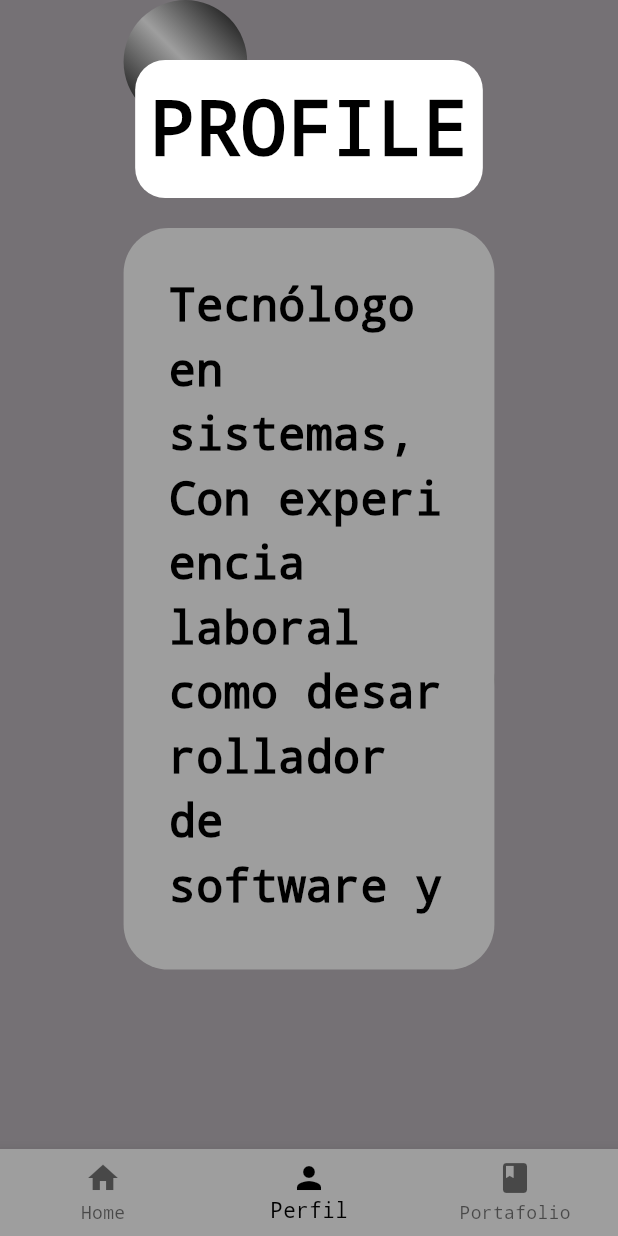
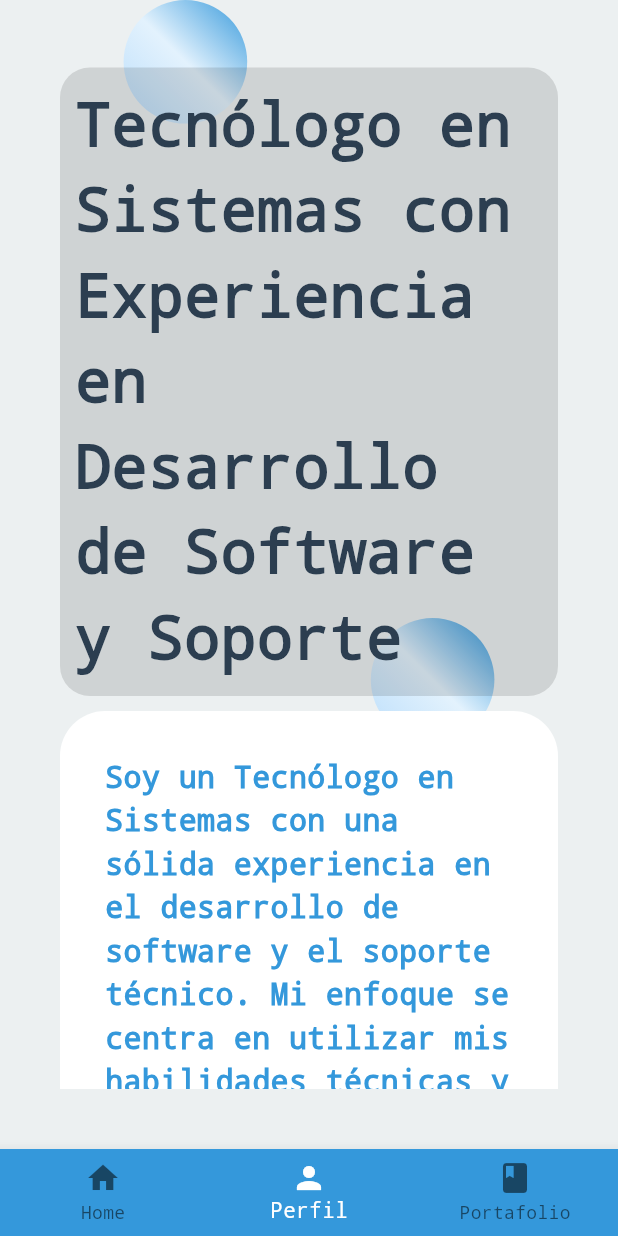
Before and after one commit to luiisfabian/CurriculumVitale, a Flutter app: the screen it shows after launch, item 2 of the bottom bar chosen, on a phone screen of 412 x 824 dp. Run offline on Flutter 3.47's test engine with Material 3 defaults, Android fonts, the light colour scheme and no system bars; our stand-ins replace animate_do, font_awesome_flutter, lottie, video_player; network calls fail.

Commit message:
cambios de color en tod la aplicacion cambios en el about y briefcase

```diff
--- a/lib/main.dart
+++ b/lib/main.dart
@@ -15,9 +15,24 @@ class MyApp extends StatelessWidget {
       debugShowCheckedModeBanner: false,
       title: 'Curriculum Vitale',
       theme: ThemeData(
-        primarySwatch: Colors.red,
-        fontFamily: 'Courier New'
+        primaryColor: Color(0xFF3498db), // Verde Menta
+        scaffoldBackgroundColor: Color(0xFFecf0f1), // Gris Claro para el fondo
+        backgroundColor: Colors.white, // Color de fondo general
+        textTheme: TextTheme(
+          bodyText1: TextStyle(color: Colors.black87), // Texto principal
+          bodyText2: TextStyle(color: Color(0xFF2c3e50)), // Texto secundario (Gris Oscuro)
+        ),
+        buttonTheme: ButtonThemeData(
+          buttonColor: Color(0xFFF39C12), // Amarillo para botones
+          textTheme: ButtonTextTheme.primary,
+        ), colorScheme: ColorScheme.fromSwatch().copyWith(secondary: Color(0xFF2ecc71)),
+                fontFamily: 'Courier New'
+
       ),
+
+
+
+
       home: HomePage()
     );
   }
--- a/lib/ui/about/about_page.dart
+++ b/lib/ui/about/about_page.dart
@@ -1,5 +1,6 @@
 import 'package:animate_do/animate_do.dart';
 import 'package:curriculum_vitale/widgets/circle.dart';
+import 'package:curriculum_vitale/widgets/profile_text_page.dart';
 import 'package:flutter/material.dart';
 
 class AboutPage extends StatefulWidget {
@@ -15,118 +16,122 @@ class _AboutPageState extends State<AboutPage> {
     final size = MediaQuery.of(context).size;
 
     return Scaffold(
-      backgroundColor: Colors.black54,
       body: Stack(
         children: [
           Positioned(
             left: size.height * 0.1,
             child: Circle(colors: [
-              Colors.black,
-              Colors.grey,
-              Colors.black
+              Theme.of(context).primaryColor,
+              Theme.of(context).secondaryHeaderColor,
+              Theme.of(context).primaryColorLight
             ], radius: size.width * 0.1),
           ),
           Positioned(
             left: size.height * 0.3,
             top: size.height * 0.5,
             child: Circle(colors: [
-              Colors.black,
-              Colors.grey,
-              Color.fromARGB(255, 0, 0, 0)
+              Theme.of(context).primaryColor,
+              Theme.of(context).secondaryHeaderColor,
+              Theme.of(context).primaryColorLight
             ], radius: size.width * 0.1),
           ),
           Positioned(
             left: size.height * 0.6,
             child: Circle(colors: [
-              Colors.black,
-              Colors.grey,
-              Colors.black
+              Theme.of(context).primaryColor,
+              Theme.of(context).secondaryHeaderColor,
+              Theme.of(context).primaryColorLight
             ], radius: size.width * 0.1),
           ),
           Positioned(
             left: size.height * 0.9,
             top: size.height * 0.5,
             child: Circle(colors: [
-              Color.fromARGB(31, 125, 103, 223),
-              Colors.grey,
-              Colors.black
+              Theme.of(context).primaryColor,
+              Theme.of(context).secondaryHeaderColor,
+              Theme.of(context).primaryColorLight
             ], radius: size.width * 0.1),
           ),
           Positioned(
             left: size.height * 1.2,
             child: Circle(colors: [
-              Colors.black,
-              Colors.grey,
-              Colors.black
+              Theme.of(context).primaryColor,
+              Theme.of(context).secondaryHeaderColor,
+              Theme.of(context).primaryColorLight
             ], radius: size.width * 0.1),
           ),
           Positioned(
             left: size.height * 1.5,
             top: size.height * 0.5,
             child: Circle(colors: [
-              Colors.black,
-              Colors.grey,
-              Colors.black
+              Theme.of(context).primaryColor,
+              Theme.of(context).secondaryHeaderColor,
+              Theme.of(context).primaryColorLight
             ], radius: size.width * 0.1),
           ),
           Container(
             padding: EdgeInsets.all(40),
             height: size.height,
             width: size.width,
-            child: Column(
-              children: [
-                SlideInDown(
-                  duration: Duration(seconds: 2),
-                  child: Center(
-                    child: Container(
-                      padding: EdgeInsets.all(10),
-                      decoration: BoxDecoration(
-                          color: Colors.white,
-                          borderRadius: BorderRadius.circular(20)),
-                      child: Text(
-                        "PROFILE",
-                        style: TextStyle(
-                            fontFamily: "Courier New",
-                            fontSize: 50,
-                            fontWeight: FontWeight.bold,
-                            color: Colors.black),
-                      ),
-                    ),
-                  ),
-                ),
-                SizedBox(
-                  height: 20,
-                ),
-                Center(
-                  child: Container(
-                    height: size.height * 0.6,
-                    width: size.width * 0.6,
-                    padding: EdgeInsets.all(30),
-                    decoration: BoxDecoration(
-                      borderRadius: BorderRadius.circular(30),
-                      color: Colors.grey,
-                    ),
             child: SingleChildScrollView(
               child: Column(
                 children: [
-                          BounceInUp(
-                            duration: Duration(seconds: 3),
-                            child: Text(
-                              "Tecnólogo en sistemas, Con experiencia laboral como desarrollador de software y auxiliar de sistemas en soporte; conocimiento y manejo de herramientas como Lading page, web page, SQL Server, Firebase, Angular, flutter, Html 5, Bootstap, Firebase, Angular material; capacidad para realizar soporte a usuarios en el área de sistemas.",
-                              style: TextStyle(
-                                fontSize: 30,
-                                fontWeight: FontWeight.bold,
-                                color: Colors.black,
-                                fontFamily: 'Courier New',
+                  ProfileTextPage(
+                    title:
+                        "Tecnólogo en Sistemas con Experiencia en Desarrollo de Software y Soporte",
+                    subtitle1:
+                        "Soy un Tecnólogo en Sistemas con una sólida experiencia en el desarrollo de software y el soporte técnico. Mi enfoque se centra en utilizar mis habilidades técnicas y conocimientos para contribuir al éxito de proyectos y garantizar un entorno informático eficiente.",
                   ),
+                  ProfileTextPage(
+                    title:
+                        "Desarrollador de Software:",
+                          subtitle1:
+                        "He trabajado como desarrollador de software, contribuyendo al diseño, implementación y mantenimiento de aplicaciones utilizando tecnologías como Angular, Flutter y Bootstrap. Experiencia en el desarrollo de páginas web y landing pages, asegurando una experiencia de usuario atractiva y funcional.",
+
+
                   ),
+                  ProfileTextPage(
+                    title:
+                        "Auxiliar de Sistemas en Soporte:",
+                          subtitle1:
+                        "Desempeñé el rol de auxiliar de sistemas, brindando soporte técnico a usuarios y resolviendo eficientemente problemas relacionados con hardware, software y redes.",
                   ),
+                   ProfileTextPage(
+                    title:
+                        "Desarrollo Front-end:",
+                          subtitle1:
+                        "Dominio de HTML 5, Bootstrap y Angular Material para crear interfaces modernas y responsivas.",
+                  ),
+                  ProfileTextPage(
+                    title:
+                        "Desarrollo Móvil:",
+                          subtitle1:
+                        "Experiencia en el desarrollo de aplicaciones móviles con Flutter.",
+                  ),
+                  ProfileTextPage(
+                    title:
+                        "Base de Datos:",
+                          subtitle1:
+                        "Conocimiento sólido en SQL Server y Firebase para la gestión eficiente de bases de datos",
+                  ),
+
+                  ProfileTextPage(
+                    title:
+                        "Soporte Técnico:",
+                          subtitle1:
+                        "Habilidad para proporcionar soporte a usuarios, identificar y resolver problemas de manera efectiva.",
+                  ),
+
+                   ProfileTextPage(
+                    title:
+                        "Objetivo Profesional:",
+                          subtitle1:
+                        "Busco oportunidades para aplicar mis habilidades y experiencia en un entorno dinámico, contribuyendo al desarrollo de soluciones innovadoras y brindando un soporte excepcional a usuarios y sistemas. Mi pasión por la tecnología y mi compromiso con la excelencia me convierten en un candidato ideal para roles que requieran un enfoque integral en desarrollo y soporte de sistemas",
+                  ),
+
+
                 ],
               ),
-                    ),
-                  ),
-                )
-              ],
             ),
           ),
         ],
--- a/lib/ui/home_page.dart
+++ b/lib/ui/home_page.dart
@@ -12,8 +12,6 @@ class HomePage extends StatefulWidget {
 }
 
 class _HomePageState extends State<HomePage> {
-
-
   int _selectedIndex = 0;
   static const List<Widget> _widgetOptions = <Widget>[
     ProfilePage(),
@@ -26,34 +24,31 @@ static const List<Widget> _widgetOptions = <Widget>[
       _selectedIndex = index;
     });
   }
+
   @override
   Widget build(BuildContext context) {
-
     return Scaffold(
-
       body: Center(
         child: _widgetOptions.elementAt(_selectedIndex),
       ),
       bottomNavigationBar: BottomNavigationBar(
         type: BottomNavigationBarType.fixed,
-          selectedLabelStyle: TextStyle(color: Colors.black),
-          selectedIconTheme: IconThemeData(color: Colors.black),
-
-
-backgroundColor: Colors.grey,
+        selectedLabelStyle: TextStyle(color: Colors.white),
+        selectedIconTheme: IconThemeData(color: Colors.white),
+        backgroundColor: Theme.of(context).primaryColor,
         items: const <BottomNavigationBarItem>[
           BottomNavigationBarItem(
-              backgroundColor: Colors.black,
+            backgroundColor: Colors.white,
             icon: Icon(Icons.home),
             label: 'Home',
           ),
           BottomNavigationBarItem(
-              backgroundColor: Colors.black,
+            backgroundColor: Colors.white,
             icon: Icon(Icons.person),
             label: 'Perfil',
           ),
           BottomNavigationBarItem(
-              backgroundColor: Colors.black,
+            backgroundColor: Colors.white,
             icon: Icon(Icons.book),
             label: 'Portafolio',
           ),
@@ -64,10 +59,9 @@ backgroundColor: Colors.grey,
           // ),
         ],
         currentIndex: _selectedIndex,
-        selectedItemColor: Colors.black,
+        selectedItemColor: Colors.white,
         onTap: _onItemTapped,
       ),
-
     );
   }
 }
--- a/lib/widgets/card_widget.dart
+++ b/lib/widgets/card_widget.dart
@@ -30,7 +30,7 @@ class CardWidget extends StatelessWidget {
               child: Center(
                 child: Text(
                   name,
-                  style: TextStyle(fontSize: 25, fontWeight: FontWeight.bold),
+                  style: TextStyle(fontSize: 25, fontWeight: FontWeight.bold, color: Theme.of(context).primaryColor),
                 ),
               ),
             ),
--- /dev/null
+++ b/lib/widgets/profile_text_page.dart
@@ -0,0 +1,110 @@
+import 'package:animate_do/animate_do.dart';
+import 'package:flutter/material.dart';
+
+class ProfileTextPage extends StatelessWidget {
+  ProfileTextPage(
+      {super.key,
+      required this.title,
+      this.subtitle1,
+      this.subtitle2,
+      this.subtitle3});
+
+  String title;
+  String? subtitle1;
+  String? subtitle2;
+  String? subtitle3;
+
+  @override
+  Widget build(BuildContext context) {
+    final size = MediaQuery.of(context).size;
+
+    return Column(
+      children: [
+        SizedBox(
+          height: 5,
+        ),
+        SlideInDown(
+          duration: Duration(seconds: 2),
+          child: Center(
+            child: Container(
+              padding: EdgeInsets.all(10),
+              decoration: BoxDecoration(
+                  color: Theme.of(context).focusColor,
+                  borderRadius: BorderRadius.circular(20)),
+              child: Text(
+                title.toString(),
+                style: TextStyle(
+                  fontFamily: "Courier New",
+                  fontSize: 40,
+                  fontWeight: FontWeight.bold,
+                ),
+              ),
+            ),
+          ),
+        ),
+        SizedBox(
+          height: 10,
+        ),
+        Container(
+          width: size.width,
+          padding: EdgeInsets.all(30),
+          decoration: BoxDecoration(
+            borderRadius: BorderRadius.circular(30),
+            color: Theme.of(context).dividerColor,
+          ),
+          child: SingleChildScrollView(
+            child: BounceInUp(
+              duration: Duration(seconds: 3),
+              child: Column(
+                children: [
+                  subtitle1 != null
+                      ? Text(
+                          textAlign: TextAlign.left,
+                          subtitle1.toString(),
+                          style: TextStyle(
+                            fontSize: 20,
+                            fontWeight: FontWeight.bold,
+                            fontFamily: 'Courier New',
+                            color: Theme.of(context).primaryColor
+                          ),
+                        )
+                      : Container(),
+
+                  subtitle2 != null
+                      ? Text(
+                          subtitle2.toString(),
+                          textAlign: TextAlign.left,
+                          style: TextStyle(
+                            fontSize: 20,
+                            fontWeight: FontWeight.bold,
+                            fontFamily: 'Courier New',
+                                                        color: Theme.of(context).primaryColor
+
+                          ),
+                        )
+                      : Container(),
+                  subtitle3 != null
+                      ? Text(
+                          textAlign: TextAlign.left,
+                          subtitle3.toString(),
+                          style: TextStyle(
+                            fontSize: 20,
+                            fontWeight: FontWeight.bold,
+                            fontFamily: 'Courier New',
+                                                        color: Theme.of(context).primaryColor
+
+                          ),
+                        )
+                      : Container(),
+                ],
+              ),
+            ),
+          ),
+        ),
+        SizedBox(
+          height: 20,
+        ),
+      ],
+    );
+  }
+}
```
Also changed, not shown: lib/ui/briefcase/briefcase_page.dart (+24 -5 lines), lib/ui/profile/profile_page.dart (+27 -21 lines), lib/widgets/row_experience.dart (+19 -16 lines). Lines whose indentation alone changed are shown as unchanged.
